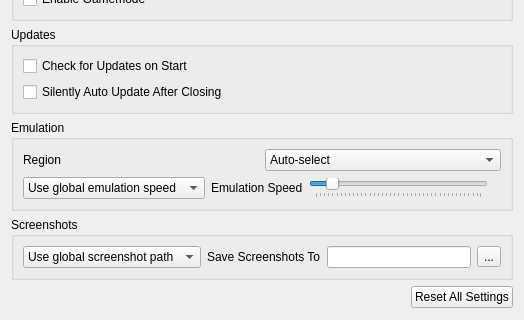
Old version of the form src/citra_qt/configuration/configure_general.ui in the repository rtiangha/bravely-offline-citra; both pictures show x 0 to 524 and y 155 to 475 of the 524 by 578 pixel window.
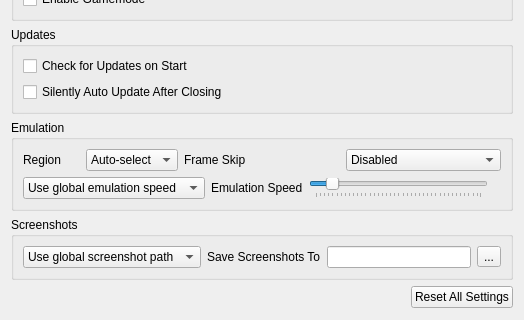
New version of the form.

Commit message:
Reimplement Frame Skip functionality (#175)
Brings back the frame skip functionality that was removed in 2017. May not work well with Realtime Audio enabled. Improvements by Citra Enhanced.

* Re-implement frameskip into codebase

* Android & PC: Add Frameskip to UI

* Android & PC: Rename frameskip desc

Because frameskip is mostly fixed, I made it more accurate

* Update frame skip description

* Reposition frame skip option in UI

* Add x16 frame skip option

---------

What changed in the file:
```diff
--- a/src/citra_qt/configuration/configure_general.ui
+++ b/src/citra_qt/configuration/configure_general.ui
@@ -90,6 +90,21 @@
        </property>
        <layout class="QVBoxLayout" name="verticalLayout_2">
         <item>
+         <widget class="QWidget" name="widget_frame_skip" native="true">
+          <layout class="QHBoxLayout" name="frameskip_layout">
+           <property name="leftMargin">
+            <number>0</number>
+           </property>
+           <property name="topMargin">
+            <number>0</number>
+           </property>
+           <property name="rightMargin">
+            <number>0</number>
+           </property>
+           <property name="bottomMargin">
+            <number>0</number>
+           </property>
+        <item>
          <widget class="QWidget" name="widget_region" native="true">
           <layout class="QHBoxLayout" name="region_layout">
            <property name="leftMargin">
@@ -158,6 +173,48 @@
           </layout>
          </widget>
         </item>
+           <item>
+            <widget class="QLabel" name="frame_skip_label">
+             <property name="toolTip">
+              <string>&lt;html&gt;&lt;body&gt;The number of frames to skip. It may cause emulation desynchronization issues. May not work well with Realtime Audio enabled.&lt;/body&gt;&lt;/html&gt;</string>
+             </property>
+             <property name="text">
+              <string>Frame Skip</string>
+             </property>
+            </widget>
+           </item>
+           <item>
+            <widget class="QComboBox" name="frame_skip_combobox">
+             <item>
+              <property name="text">
+               <string>Disabled</string>
+              </property>
+             </item>
+             <item>
+              <property name="text">
+               <string>x2</string>
+              </property>
+             </item>
+             <item>
+              <property name="text">
+               <string>x4</string>
+              </property>
+             </item>
+             <item>
+              <property name="text">
+               <string>x8</string>
+              </property>
+             </item>
+             <item>
+              <property name="text">
+               <string>x16</string>
+              </property>
+             </item>
+            </widget>
+           </item>
+          </layout>
+         </widget>
+        </item>
         <item>
          <widget class="QWidget" name="emulation_speed_layout" native="true">
           <layout class="QHBoxLayout" name="emulation_speed_layout_inner">
```
Left out of the diff: 1 changed line with no effect on the pictures. The commit also changes 15 other files.
